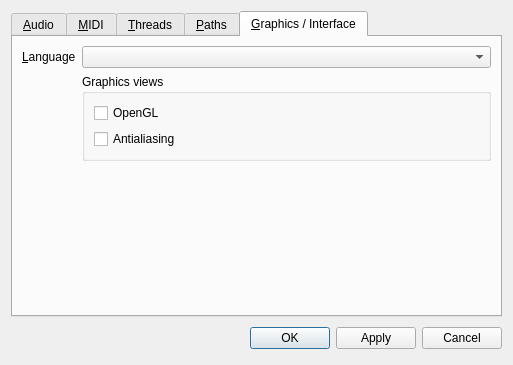
Before: the Qt Designer form settings_dlg.ui in edpowley/cosecant, drawn with Qt 5.
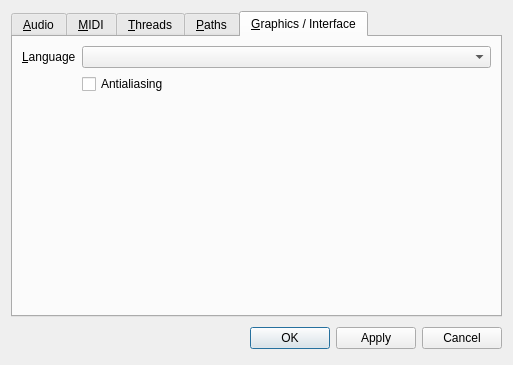
After: the same form once the commit is applied. The open tabs and pages were chosen to show the change.

Patch:
```diff
--- a/settings_dlg.ui
+++ b/settings_dlg.ui
@@ -141,22 +141,6 @@
         <widget class="QComboBox" name="comboLanguage"/>
        </item>
        <item row="1" column="1">
-        <widget class="QGroupBox" name="groupBox">
-         <property name="title">
-          <string>Graphics views</string>
-         </property>
-         <layout class="QFormLayout" name="formLayout_2">
-          <item row="0" column="0">
-           <widget class="QCheckBox" name="checkGraphicsViewGL">
-            <property name="whatsThis">
-             <string>Sets whether graphics are drawn using OpenGL hardware acceleration. If you have a reasonably powerful graphics card, activating this should reduce CPU usage.</string>
-            </property>
-            <property name="text">
-             <string>OpenGL</string>
-            </property>
-           </widget>
-          </item>
-          <item row="1" column="0">
            <widget class="QCheckBox" name="checkGraphicsViewAA">
             <property name="whatsThis">
              <string>Sets whether graphics are drawn with smoothed edges. This looks better, at the expense of increased CPU usage.</string>
@@ -164,9 +148,6 @@
             <property name="text">
              <string>Antialiasing</string>
             </property>
-           </widget>
-          </item>
-         </layout>
         </widget>
        </item>
       </layout>
```
Left out of the diff: 2 changed lines with no effect on the pictures. Lines whose indentation alone changed are shown as unchanged.
